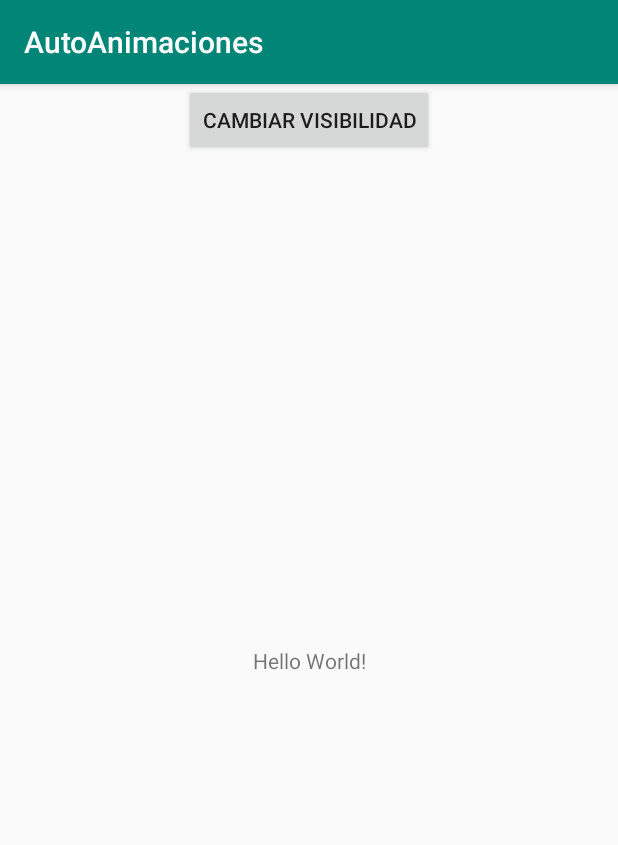
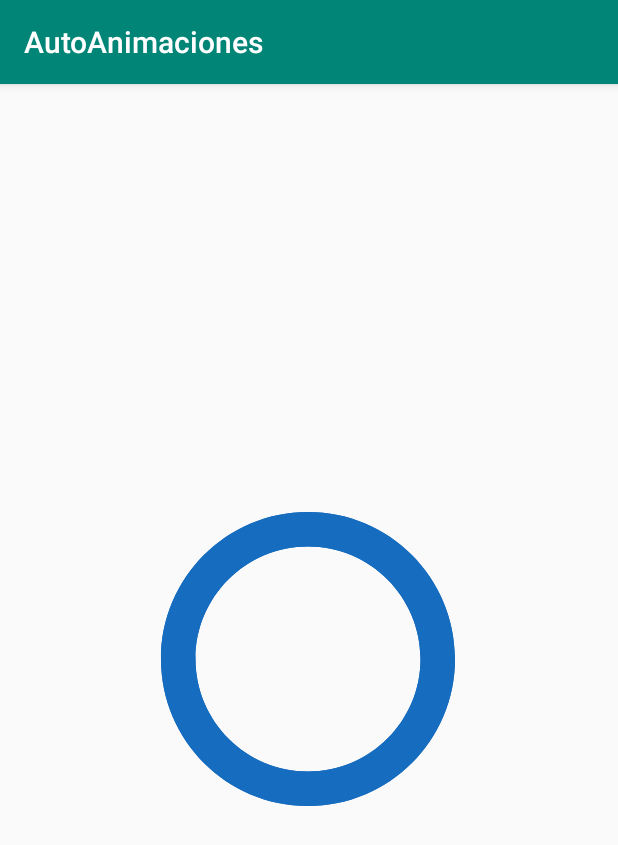
Before and after one commit to namelessbliss/autoAnimaciones, an Android app: the screen it shows after launch (MainActivity), on a phone screen of 412 x 824 dp. Shown: the top 845 px of the screen. Run offline under Robolectric (Android 15) with nearby library versions, the phone set to English and light mode, and no system bars.

Commit message:
Animacion en Drawables

```diff
--- a/app/src/main/java/com/nb/animaciones/MainActivity.java
+++ b/app/src/main/java/com/nb/animaciones/MainActivity.java
@@ -1,28 +1,35 @@
 package com.nb.animaciones;
 
+import android.graphics.drawable.AnimationDrawable;
 import android.os.Bundle;
 import android.view.View;
-import android.widget.TextView;
+import android.widget.ImageView;
 
 import androidx.appcompat.app.AppCompatActivity;
 
 public class MainActivity extends AppCompatActivity {
 
-    private TextView tvInfo;
+    private ImageView ivCheck;
+    private AnimationDrawable animationDrawable;
 
     @Override
     protected void onCreate(Bundle savedInstanceState) {
         super.onCreate(savedInstanceState);
         setContentView(R.layout.activity_main);
 
-        tvInfo = findViewById(R.id.tvInfo);
-    }
+        ivCheck = findViewById(R.id.ivCheck);
+        // Establece animacion creada
+        ivCheck.setBackgroundResource(R.drawable.animation_check);
 
-    public void cambiarVisibilidad(View view) {
-        if (tvInfo.getVisibility() == View.VISIBLE) {
-            tvInfo.setVisibility(View.GONE);
-        } else {
-            tvInfo.setVisibility(View.VISIBLE);
-        }
+        //Obtiene animacion
+        animationDrawable = (AnimationDrawable) ivCheck.getBackground();
+
+        ivCheck.setOnClickListener(new View.OnClickListener() {
+            @Override
+            public void onClick(View view) {
+                //Inicia nuevamente la animacion
+                animationDrawable.start();
+            }
+        });
     }
 }
--- /dev/null
+++ b/app/src/main/res/drawable/animation_check.xml
@@ -0,0 +1,41 @@
+<?xml version="1.0" encoding="utf-8"?>
+<animation-list xmlns:android="http://schemas.android.com/apk/res/android"
+    android:oneshot="true"> <!--PERMITE QUE SE EJECUTE SOLO 1 VEZ-->
+    <item
+        android:drawable="@drawable/ic_check_animacion_01"
+        android:duration="100" />
+
+    <item
+        android:drawable="@drawable/ic_check_animacion_02"
+        android:duration="100" />
+
+    <item
+        android:drawable="@drawable/ic_check_animacion_03"
+        android:duration="100" />
+
+    <item
+        android:drawable="@drawable/ic_check_animacion_04"
+        android:duration="100" />
+
+    <item
+        android:drawable="@drawable/ic_check_animacion_05"
+        android:duration="100" />
+
+    <item
+        android:drawable="@drawable/ic_check_animacion_06"
+        android:duration="100" />
+
+    <item
+        android:drawable="@drawable/ic_check_animacion_07"
+        android:duration="100" />
+
+    <item
+        android:drawable="@drawable/ic_check_animacion_08"
+        android:duration="100" />
+
+    <item
+        android:drawable="@drawable/ic_check_animacion_09"
+        android:duration="100" />
+
+
+</animation-list>
--- /dev/null
+++ b/app/src/main/res/drawable/ic_check_animacion_01.xml
@@ -0,0 +1,4 @@
+<vector android:height="24dp" android:viewportHeight="100"
+    android:viewportWidth="100" android:width="24dp" xmlns:android="http://schemas.android.com/apk/res/android">
+    <path android:fillColor="#166CBF" android:pathData="M50,99C22.9,99 1,77.1 1,50S22.9,1 50,1s49,21.9 49,49S77.1,99 50,99zM50,12.5c-20.7,0 -37.5,16.8 -37.5,37.5S29.3,87.5 50,87.5S87.5,70.7 87.5,50S70.7,12.5 50,12.5z"/>
+</vector>
--- /dev/null
+++ b/app/src/main/res/drawable/ic_check_animacion_02.xml
@@ -0,0 +1,5 @@
+<vector android:height="24dp" android:viewportHeight="100"
+    android:viewportWidth="100" android:width="24dp" xmlns:android="http://schemas.android.com/apk/res/android">
+    <path android:fillColor="#1E90FF" android:pathData="M8.5,33.1c-2.3,-2.3 -2.3,-5.9 0,-8.2s5.9,-2.3 8.2,0l4.9,4.9l4.7,4c2.1,2.4 2,6 -0.4,8.1c-2,1.8 -4.9,2 -7.1,0.5"/>
+    <path android:fillColor="#166CBF" android:pathData="M50,99C22.9,99 1,77.1 1,50S22.9,1 50,1s49,21.9 49,49S77.1,99 50,99zM50,12.5c-20.7,0 -37.5,16.8 -37.5,37.5S29.3,87.5 50,87.5S87.5,70.7 87.5,50S70.7,12.5 50,12.5z"/>
+</vector>
--- /dev/null
+++ b/app/src/main/res/drawable/ic_check_animacion_03.xml
@@ -0,0 +1,5 @@
+<vector android:height="24dp" android:viewportHeight="100"
+    android:viewportWidth="100" android:width="24dp" xmlns:android="http://schemas.android.com/apk/res/android">
+    <path android:fillColor="#1E90FF" android:pathData="M28.2,51.7L8.5,33.1c-2.3,-2.3 -2.3,-5.9 0,-8.2s5.9,-2.3 8.2,0l15.9,14.9l14.7,14c2.1,2.4 2,6 -0.4,8.1c-2,1.8 -4.9,2 -7.1,0.5"/>
+    <path android:fillColor="#166CBF" android:pathData="M50,99C22.9,99 1,77.1 1,50S22.9,1 50,1s49,21.9 49,49S77.1,99 50,99zM50,12.5c-20.7,0 -37.5,16.8 -37.5,37.5S29.3,87.5 50,87.5S87.5,70.7 87.5,50S70.7,12.5 50,12.5z"/>
+</vector>
--- /dev/null
+++ b/app/src/main/res/drawable/ic_check_animacion_04.xml
@@ -0,0 +1,5 @@
+<vector android:height="24dp" android:viewportHeight="100"
+    android:viewportWidth="100" android:width="24dp" xmlns:android="http://schemas.android.com/apk/res/android">
+    <path android:fillColor="#1E90FF" android:pathData="M28.2,51.7l-9.6,-8.6c-2.3,-2.3 -2.3,-5.9 0,-8.2c2.3,-2.3 5.9,-2.3 8.2,0l5.9,4.9l14.7,14c2.1,2.4 2,6 -0.4,8.1c-2,1.8 -4.9,2 -7.1,0.5"/>
+    <path android:fillColor="#166CBF" android:pathData="M50,99C22.9,99 1,77.1 1,50S22.9,1 50,1s49,21.9 49,49S77.1,99 50,99zM50,12.5c-20.7,0 -37.5,16.8 -37.5,37.5S29.3,87.5 50,87.5S87.5,70.7 87.5,50S70.7,12.5 50,12.5z"/>
+</vector>
--- /dev/null
+++ b/app/src/main/res/drawable/ic_check_animacion_05.xml
@@ -0,0 +1,5 @@
+<vector android:height="24dp" android:viewportHeight="100"
+    android:viewportWidth="100" android:width="24dp" xmlns:android="http://schemas.android.com/apk/res/android">
+    <path android:fillColor="#1E90FF" android:pathData="M37.2,59.7l-6.6,-6.6c-2.3,-2.3 -2.3,-5.9 0,-8.2c2.3,-2.3 5.9,-2.3 8.2,0l4.9,4.9l3.7,4c2.1,2.4 2,6 -0.4,8.1c-2,1.8 -4.9,2 -7.1,0.5"/>
+    <path android:fillColor="#166CBF" android:pathData="M50,99C22.9,99 1,77.1 1,50S22.9,1 50,1s49,21.9 49,49S77.1,99 50,99zM50,12.5c-20.7,0 -37.5,16.8 -37.5,37.5S29.3,87.5 50,87.5S87.5,70.7 87.5,50S70.7,12.5 50,12.5z"/>
+</vector>
--- /dev/null
+++ b/app/src/main/res/drawable/ic_check_animacion_06.xml
@@ -0,0 +1,5 @@
+<vector android:height="24dp" android:viewportHeight="100"
+    android:viewportWidth="100" android:width="24dp" xmlns:android="http://schemas.android.com/apk/res/android">
+    <path android:fillColor="#166CBF" android:pathData="M50,99C22.9,99 1,77.1 1,50S22.9,1 50,1s49,21.9 49,49S77.1,99 50,99zM50,12.5c-20.7,0 -37.5,16.8 -37.5,37.5S29.3,87.5 50,87.5S87.5,70.7 87.5,50S70.7,12.5 50,12.5z"/>
+    <path android:fillColor="#1E90FF" android:pathData="M43.2,63.4c-1.5,0 -3,-0.6 -4.1,-1.7l-8.6,-8.6c-2.3,-2.3 -2.3,-5.9 0,-8.2c2.3,-2.3 5.9,-2.3 8.2,0l4.9,4.9l2.1,-1.8c2.6,-1.8 6.2,-1.1 8,1.6c1.5,2.2 1.3,5.1 -0.5,7.1L47,61.9C46,62.8 44.6,63.4 43.2,63.4z"/>
+</vector>
--- /dev/null
+++ b/app/src/main/res/drawable/ic_check_animacion_07.xml
@@ -0,0 +1,5 @@
+<vector android:height="24dp" android:viewportHeight="100"
+    android:viewportWidth="100" android:width="24dp" xmlns:android="http://schemas.android.com/apk/res/android">
+    <path android:fillColor="#1E90FF" android:pathData="M44.2,64.4c-1.5,0 -3,-0.6 -4.1,-1.7l-8.6,-8.6c-2.3,-2.3 -2.3,-5.9 0,-8.2c2.3,-2.3 5.9,-2.3 8.2,0l4.9,4.9l8.1,-6.8c2.6,-1.8 6.2,-1.1 8,1.6c1.5,2.2 1.3,5.1 -0.5,7.1L48,62.9C47,63.8 45.6,64.4 44.2,64.4z"/>
+    <path android:fillColor="#166CBF" android:pathData="M50,99C22.9,99 1,77.1 1,50S22.9,1 50,1s49,21.9 49,49S77.1,99 50,99zM50,12.5c-20.7,0 -37.5,16.8 -37.5,37.5S29.3,87.5 50,87.5S87.5,70.7 87.5,50S70.7,12.5 50,12.5z"/>
+</vector>
--- /dev/null
+++ b/app/src/main/res/drawable/ic_check_animacion_08.xml
@@ -0,0 +1,5 @@
+<vector android:height="24dp" android:viewportHeight="100"
+    android:viewportWidth="100" android:width="24dp" xmlns:android="http://schemas.android.com/apk/res/android">
+    <path android:fillColor="#1E90FF" android:pathData="M44.2,64.4c-1.5,0 -3,-0.6 -4.1,-1.7l-8.6,-8.6c-2.3,-2.3 -2.3,-5.9 0,-8.2c2.3,-2.3 5.9,-2.3 8.2,0l4.9,4.9L55.7,41c2.6,-1.8 6.2,-1.1 8,1.6c1.5,2.2 1.3,5.1 -0.5,7.1L48,62.9C47,63.8 45.6,64.4 44.2,64.4z"/>
+    <path android:fillColor="#166CBF" android:pathData="M50,99C22.9,99 1,77.1 1,50S22.9,1 50,1s49,21.9 49,49S77.1,99 50,99zM50,12.5c-20.7,0 -37.5,16.8 -37.5,37.5S29.3,87.5 50,87.5S87.5,70.7 87.5,50S70.7,12.5 50,12.5z"/>
+</vector>
--- /dev/null
+++ b/app/src/main/res/drawable/ic_check_animacion_09.xml
@@ -0,0 +1,5 @@
+<vector android:height="24dp" android:viewportHeight="100"
+    android:viewportWidth="100" android:width="24dp" xmlns:android="http://schemas.android.com/apk/res/android">
+    <path android:fillColor="#1E90FF" android:pathData="M44.2,64.4c-1.5,0 -3,-0.6 -4.1,-1.7l-8.6,-8.6c-2.3,-2.3 -2.3,-5.9 0,-8.2c2.3,-2.3 5.9,-2.3 8.2,0l4.9,4.9L60.7,37c2.6,-1.8 6.2,-1.1 8,1.6c1.5,2.2 1.3,5.1 -0.5,7.1L48,62.9C47,63.8 45.6,64.4 44.2,64.4z"/>
+    <path android:fillColor="#166CBF" android:pathData="M50,99C22.9,99 1,77.1 1,50S22.9,1 50,1s49,21.9 49,49S77.1,99 50,99zM50,12.5c-20.7,0 -37.5,16.8 -37.5,37.5S29.3,87.5 50,87.5S87.5,70.7 87.5,50S70.7,12.5 50,12.5z"/>
+</vector>
--- a/app/src/main/res/layout/activity_main.xml
+++ b/app/src/main/res/layout/activity_main.xml
@@ -5,26 +5,18 @@
     android:layout_width="match_parent"
     android:layout_height="match_parent"
     android:animateLayoutChanges="true"
-    tools:context=".MainActivity"><!--auto Animacion de FadeOut FadeIn-->
+    tools:context=".MainActivity"><!--auto  Animacion de FadeOut FadeIn-->
 
-    <TextView
-        android:id="@+id/tvInfo"
-        android:layout_width="wrap_content"
-        android:layout_height="wrap_content"
-        android:text="Hello World!"
+
+    <ImageView
+        android:id="@+id/ivCheck"
+        android:layout_width="200dp"
+        android:layout_height="200dp"
         app:layout_constraintBottom_toBottomOf="parent"
-        app:layout_constraintLeft_toLeftOf="parent"
-        app:layout_constraintRight_toRightOf="parent"
-        app:layout_constraintTop_toTopOf="parent" />
-
-    <Button
-        android:id="@+id/button"
-        android:layout_width="wrap_content"
-        android:layout_height="wrap_content"
-        android:onClick="cambiarVisibilidad"
-        android:text="Cambiar visibilidad"
         app:layout_constraintEnd_toEndOf="parent"
+        app:layout_constraintHorizontal_bias="0.497"
         app:layout_constraintStart_toStartOf="parent"
-        app:layout_constraintTop_toTopOf="parent" />
-
+        app:layout_constraintTop_toTopOf="parent"
+        app:layout_constraintVertical_bias="0.499"
+        app:srcCompat="@drawable/ic_check_animacion_01" />
 </androidx.constraintlayout.widget.ConstraintLayout>
--- a/gradle.properties
+++ b/gradle.properties
@@ -1,19 +1,16 @@
-# Project-wide Gradle settings.
-# IDE (e.g. Android Studio) users:
-# Gradle settings configured through the IDE *will override*
-# any settings specified in this file.
-# For more details on how to configure your build environment visit
+## For more details on how to configure your build environment visit
 # http://www.gradle.org/docs/current/userguide/build_environment.html
+#
 # Specifies the JVM arguments used for the daemon process.
 # The setting is particularly useful for tweaking memory settings.
-org.gradle.jvmargs=-Xmx1536m
+# Default value: -Xmx1024m -XX:MaxPermSize=256m
+# org.gradle.jvmargs=-Xmx2048m -XX:MaxPermSize=512m -XX:+HeapDumpOnOutOfMemoryError -Dfile.encoding=UTF-8
+#
 # When configured, Gradle will run in incubating parallel mode.
 # This option should only be used with decoupled projects. More details, visit
 # http://www.gradle.org/docs/current/userguide/multi_project_builds.html#sec:decoupled_projects
 # org.gradle.parallel=true
-# AndroidX package structure to make it clearer which packages are bundled with the
-# Android operating system, and which are packaged with your app's APK
-# https://developer.android.com/topic/libraries/support-library/androidx-rn
+#Mon Oct 28 17:23:38 COT 2019
+android.enableJetifier=true
+org.gradle.jvmargs=-Xmx1024M -Dkotlin.daemon.jvm.options\="-Xmx1024M"
 android.useAndroidX=true
-# Automatically convert third-party libraries to use AndroidX
-android.enableJetifier=true
```
Also changed, not shown: 1 other file.
